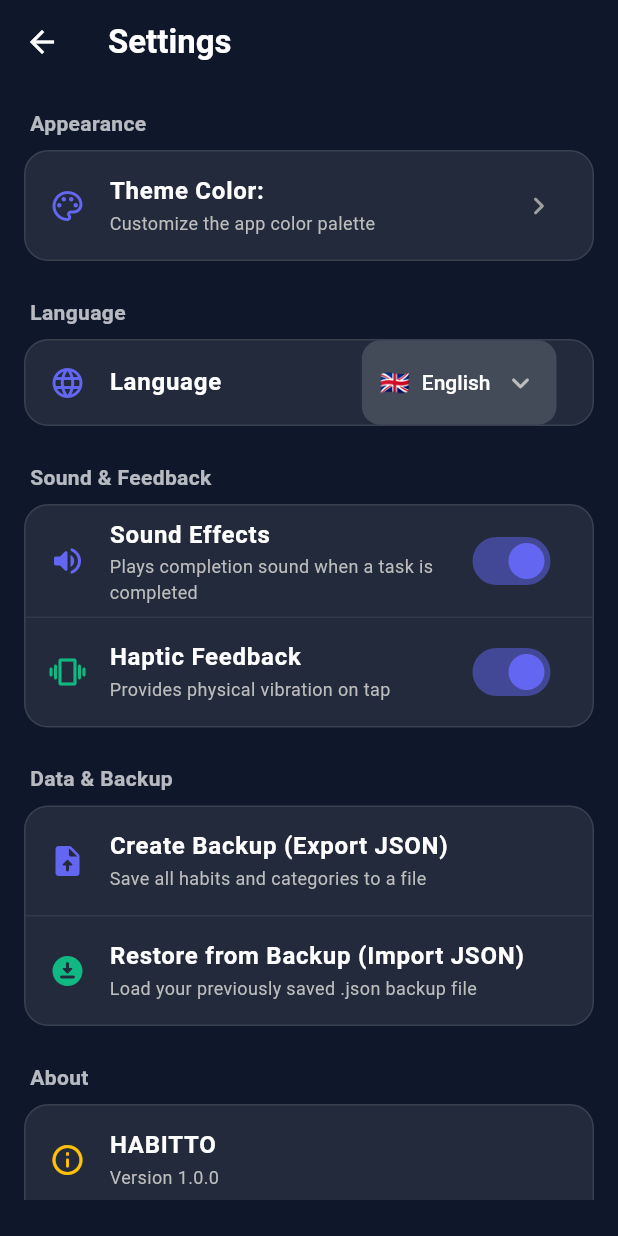
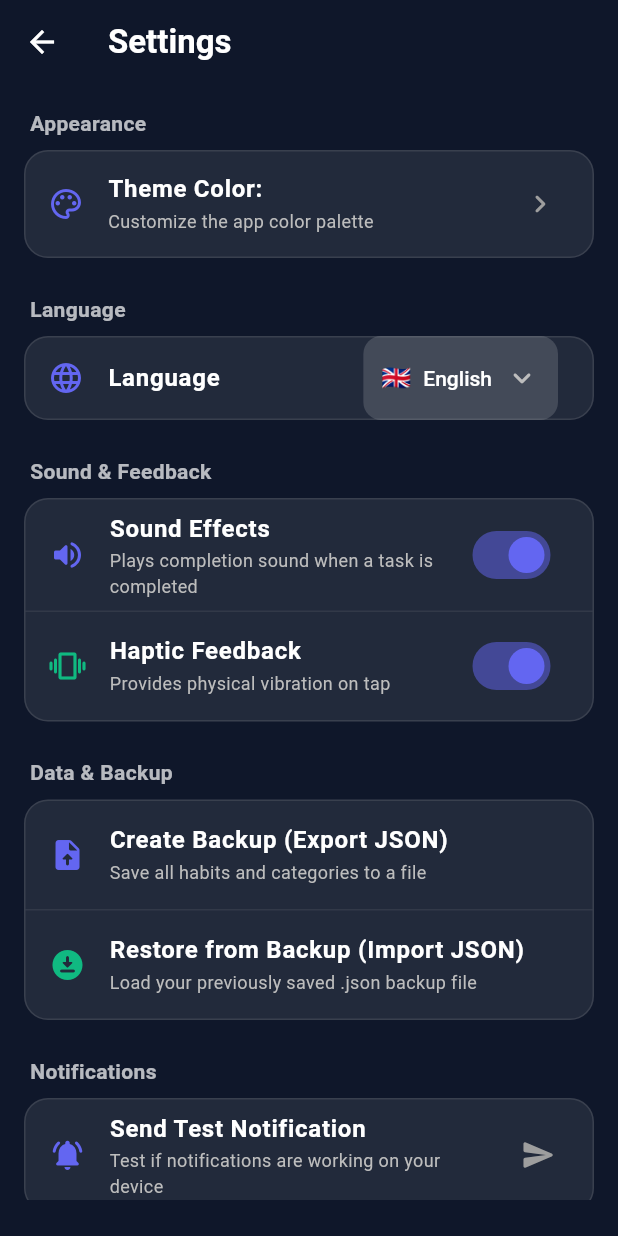
Before and after one commit to kagankurubas/habit-tracker, a Flutter app: the screen it shows after launch, after a tap on the "settings" icon, on a phone screen of 412 x 824 dp. Run offline on Flutter 3.47's test engine with Material 3 defaults, Android fonts, the phone set to English and light mode, and no system bars; our stand-ins replace audioplayers, easy_localization, file_picker, fl_chart, flutter_heatmap_calendar, flutter_local_notifications and 6 more; missing offline and left inert: universal_html; accounts and stored records are empty; Roboto replaces fonts that are missing (Poppins).

Commit message:
fix: resolve scheduled notification timezone offset issue and add test notification settings

```diff
--- a/assets/translations/en.json
+++ b/assets/translations/en.json
@@ -193,6 +193,10 @@
   "completion": "Completion",
   "stats": "Statistics",
   "delete_category": "Delete Category",
+  "all_categories_deleted_desc": "All active categories except General have been deleted.",
+  "notifications": "Notifications",
+  "test_notification": "Send Test Notification",
+  "test_notification_desc": "Test if notifications are working on your device",
   "delete_category_desc": "Are you sure you want to delete the \"{}\" category?",
   "add_category_btn": "Add",
   "share_progress": "Share Progress 🚀",
--- a/assets/translations/tr.json
+++ b/assets/translations/tr.json
@@ -150,6 +150,9 @@
   "data_backup": "Veri & Yedekleme",
   "create_backup": "Yedek Oluştur (JSON Dışa Aktar)",
   "create_backup_desc": "Tüm alışkanlık ve kategori verilerini dosya olarak kaydet",
+  "notifications": "Bildirimler",
+  "test_notification": "Test Bildirimi Gönder",
+  "test_notification_desc": "Cihazınızda bildirimlerin çalışıp çalışmadığını test edin",
   "restore_backup": "Yedekten Geri Yükle (JSON İçe Aktar)",
   "restore_backup_desc": "Önceden aldığın .json yedek dosyasını yükle",
   "about": "Hakkında",
--- a/lib/screens/settings_screen.dart
+++ b/lib/screens/settings_screen.dart
@@ -5,6 +5,7 @@ import '../models/habit.dart';
 import '../models/category_model.dart';
 import '../services/backup_service.dart';
 import '../services/theme_service.dart';
+import '../services/notification_service.dart';
 import '../app_themes.dart';
 import 'package:easy_localization/easy_localization.dart';
 
@@ -52,13 +53,11 @@ class SettingsScreen extends StatelessWidget {
                   textColor: textColor,
                 ),
                 const SizedBox(height: 8),
-                Container(
-                  decoration: BoxDecoration(
-                    color: cardColor,
+                Material(
+                  color: cardColor,
+                  shape: RoundedRectangleBorder(
                     borderRadius: BorderRadius.circular(16),
-                    border: Border.all(
-                      color: subtextColor.withValues(alpha: 0.15),
-                    ),
+                    side: BorderSide(color: subtextColor.withValues(alpha: 0.15)),
                   ),
                   child: ListTile(
                     leading: const Icon(
@@ -92,13 +91,11 @@ class SettingsScreen extends StatelessWidget {
                   textColor: textColor,
                 ),
                 const SizedBox(height: 8),
-                Container(
-                  decoration: BoxDecoration(
-                    color: cardColor,
+                Material(
+                  color: cardColor,
+                  shape: RoundedRectangleBorder(
                     borderRadius: BorderRadius.circular(16),
-                    border: Border.all(
-                      color: subtextColor.withValues(alpha: 0.15),
-                    ),
+                    side: BorderSide(color: subtextColor.withValues(alpha: 0.15)),
                   ),
                   child: ListTile(
                     leading: const Icon(
@@ -388,6 +385,55 @@ class SettingsScreen extends StatelessWidget {
 
                 const SizedBox(height: 24),
 
+                // 🔔 NOTIFICATION TEST
+                _SectionTitle(
+                  title: context.tr('notifications'),
+                  textColor: textColor,
+                ),
+                const SizedBox(height: 8),
+                Container(
+                  decoration: BoxDecoration(
+                    color: cardColor,
+                    borderRadius: BorderRadius.circular(16),
+                    border: Border.all(
+                      color: subtextColor.withValues(alpha: 0.15),
+                    ),
+                  ),
+                  child: ListTile(
+                    leading: const Icon(
+                      Icons.notifications_active_rounded,
+                      color: Color(0xFF6366F1),
+                    ),
+                    title: Text(
+                      context.tr('test_notification'),
+                      style: TextStyle(
+                        color: textColor,
+                        fontWeight: FontWeight.w600,
+                      ),
+                    ),
+                    subtitle: Text(
+                      context.tr('test_notification_desc'),
+                      style: TextStyle(color: subtextColor, fontSize: 12),
+                    ),
+                    trailing: const Icon(
+                      Icons.send_rounded,
+                      color: Colors.grey,
+                    ),
+                    onTap: () async {
+                      await NotificationService().showInstantTestNotification();
+                      if (context.mounted) {
+                        ScaffoldMessenger.of(context).showSnackBar(
+                          const SnackBar(
+                            content: Text('Test bildirimi tetiklendi!'),
+                          ),
+                        );
+                      }
+                    },
+                  ),
+                ),
+
+                const SizedBox(height: 24),
+
                 // ℹ️ APP INFO & GITHUB
                 _SectionTitle(title: context.tr('about'), textColor: textColor),
                 const SizedBox(height: 8),
--- a/lib/services/notification_service.dart
+++ b/lib/services/notification_service.dart
@@ -43,8 +43,27 @@ class NotificationService {
     try {
       final currentTimeZone = await FlutterTimezone.getLocalTimezone();
       tz.setLocalLocation(tz.getLocation(currentTimeZone.toString()));
+      debugPrint('🔔 Bildirimler için Saat Dilimi ayarlandı: $currentTimeZone');
     } catch (e) {
+      debugPrint('⚠️ Saat dilimi bulunamadı, ofset ile bulunmaya çalışılıyor. Hata: $e');
+      try {
+        final offsetMs = DateTime.now().timeZoneOffset.inMilliseconds;
+        tz.Location? bestLocation;
+        for (final loc in tz.timeZoneDatabase.locations.values) {
+          if (loc.currentTimeZone.offset.inMilliseconds == offsetMs) {
+            bestLocation = loc;
+            break;
+          }
+        }
+        if (bestLocation != null) {
+          tz.setLocalLocation(bestLocation);
+          debugPrint('🔔 Ofset ile saat dilimi ayarlandı: ${bestLocation.name}');
+        } else {
           tz.setLocalLocation(tz.getLocation('UTC'));
+        }
+      } catch (e2) {
+        tz.setLocalLocation(tz.getLocation('UTC'));
+      }
     }
 
     const androidSettings = AndroidInitializationSettings(
@@ -75,6 +94,8 @@ class NotificationService {
     if (androidImplementation != null) {
       final permissionGranted = await androidImplementation
           .requestNotificationsPermission();
+
+      await androidImplementation.requestExactAlarmsPermission();
 
       debugPrint(
         'Bildirim izni: ${permissionGranted == true ? "verildi" : "verilmedi"}',
@@ -169,18 +190,31 @@ class NotificationService {
     required tz.TZDateTime date,
     DateTimeComponents? repeatComponents,
   }) async {
+    try {
       await _notificationsPlugin.zonedSchedule(
         id: id,
         title: '🔥 ${habit.title}',
         body: MotivationService.getRandomQuote(),
         scheduledDate: date,
         notificationDetails: _notificationDetails,
-
-      androidScheduleMode: AndroidScheduleMode.inexactAllowWhileIdle,
-
+        androidScheduleMode: AndroidScheduleMode.exactAllowWhileIdle,
         matchDateTimeComponents: repeatComponents,
         payload: habit.id,
       );
+      debugPrint('✅ Bildirim başarıyla planlandı: ${habit.title} -> $date');
+    } catch (e) {
+      debugPrint('⚠️ Tam saatli bildirim kurulamadı, esnek saate geçiliyor. Hata: $e');
+      await _notificationsPlugin.zonedSchedule(
+        id: id,
+        title: '🔥 ${habit.title}',
+        body: MotivationService.getRandomQuote(),
+        scheduledDate: date,
+        notificationDetails: _notificationDetails,
+        androidScheduleMode: AndroidScheduleMode.inexactAllowWhileIdle,
+        matchDateTimeComponents: repeatComponents,
+        payload: habit.id,
+      );
+    }
   }
 
   Future<void> scheduleHabitNotification(Habit habit) async {
--- a/lib/widgets/badge_unlocked_dialog.dart
+++ b/lib/widgets/badge_unlocked_dialog.dart
@@ -76,7 +76,7 @@ class BadgeUnlockedDialog extends StatelessWidget {
                       const SizedBox(height: 6),
 
                       Text(
-                        context.tr(badgeTitle),
+                        badgeTitle,
                         textAlign: TextAlign.center,
                         style: const TextStyle(
                           color: Colors.white,
@@ -87,7 +87,7 @@ class BadgeUnlockedDialog extends StatelessWidget {
                       const SizedBox(height: 8),
 
                       Text(
-                        context.tr(badgeDescription),
+                        badgeDescription,
                         textAlign: TextAlign.center,
                         style: const TextStyle(
                           color: Colors.white70,
```
Also changed, not shown: 1 other file. Lines whose indentation alone changed are shown as unchanged.
